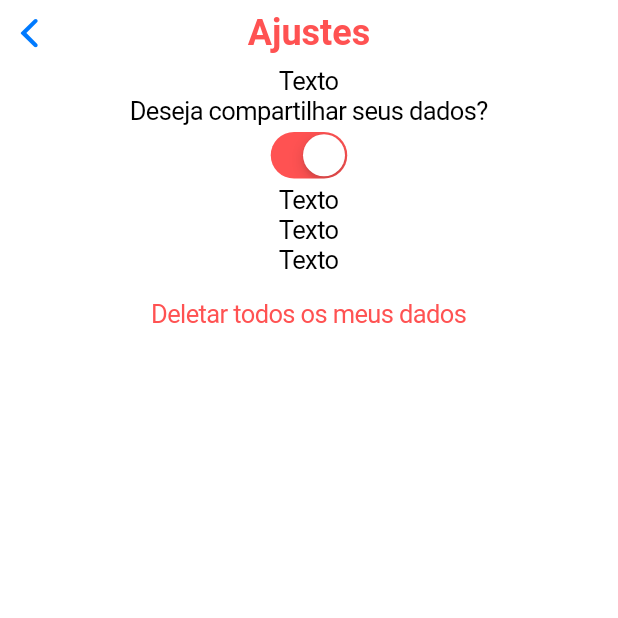
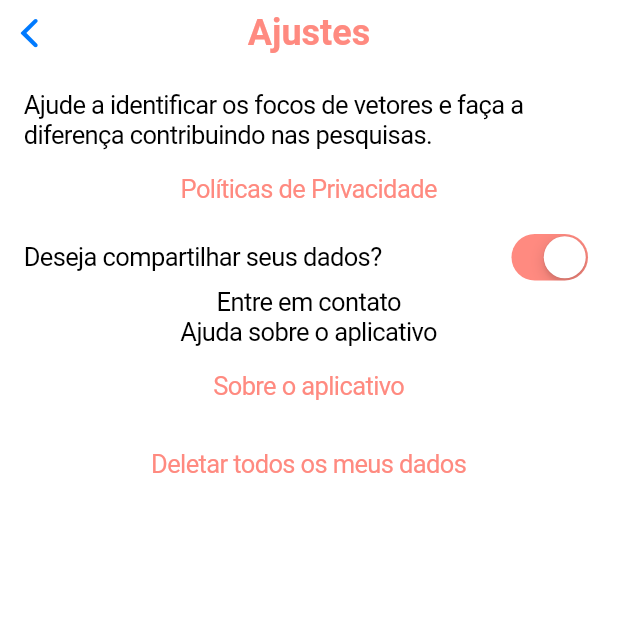
Before and after one commit to igorgoncalves/social-hack-mundlua, a Flutter app: the ConfigPage screen opened directly, on a phone screen of 412 x 824 dp, the top half of it. Run offline on Flutter 3.47's test engine with Material 2 defaults, Android fonts, the light colour scheme and no system bars; our stand-ins replace material_design_icons_flutter.

Commit message:
feat(UI): melhorias na UI

```diff
--- a/lib/main.dart
+++ b/lib/main.dart
@@ -18,10 +18,10 @@ class MyApp extends StatelessWidget {
       title: 'Vetores',
       color: Colors.redAccent,
       theme: CupertinoThemeData(
-        primaryColor: Colors.redAccent,
+        primaryColor: Colors.redAccent[100],
         textTheme: CupertinoTextThemeData(
           navTitleTextStyle: TextStyle(
-              color: Colors.redAccent,
+              color: Colors.redAccent[100],
               fontWeight: FontWeight.bold,
               fontSize: 24),
         ),
--- a/lib/pages/config_page.dart
+++ b/lib/pages/config_page.dart
@@ -1,6 +1,7 @@
 import 'package:flutter/cupertino.dart';
 import 'package:flutter/material.dart';
 import 'package:material_design_icons_flutter/material_design_icons_flutter.dart';
+import 'package:vetores/pages/about_page.dart';
 
 class ConfigPage extends StatefulWidget {
   @override
@@ -19,14 +20,29 @@ class _ConfigPageState extends State<ConfigPage> {
       ),
       child: SafeArea(
         child: Center(
+          child: Padding(
+            padding: const EdgeInsets.all(16.0),
             child: Column(
               children: <Widget>[
-              Text('Texto'),
                 Column(
                   children: <Widget>[
-                  Text('Deseja compartilhar seus dados?'),
+                    Text(
+                        'Ajude a identificar os focos de vetores e faça a diferença contribuindo nas pesquisas.'),
+                    CupertinoButton(
+                      child: Text(
+                        'Políticas de Privacidade',
+                      ),
+                      onPressed: () {},
+                    )
+                  ],
+                ),
+                Row(
+                  children: <Widget>[
+                    Expanded(
+                      child: Text('Deseja compartilhar seus dados?'),
+                    ),
                     CupertinoSwitch(
-                    activeColor: Colors.redAccent,
+                      activeColor: Colors.redAccent[100],
                       onChanged: (bool value) {
                         setState(
                           () {
@@ -38,9 +54,22 @@ class _ConfigPageState extends State<ConfigPage> {
                     ),
                   ],
                 ),
-              Text('Texto'),
-              Text('Texto'),
-              Text('Texto'),
+                Text('Entre em contato'),
+                Text('Ajuda sobre o aplicativo'),
+                CupertinoButton(
+                  child: Text('Sobre o aplicativo'),
+                  onPressed: () {
+                    print('AboutPage');
+                    Navigator.of(context).push(
+                      CupertinoPageRoute(
+                        title: 'Teste',
+                        builder: (context) {
+                          return AboutPage();
+                        },
+                      ),
+                    );
+                  },
+                ),
                 CupertinoButton(
                   child: Text('Deletar todos os meus dados'),
                   onPressed: () {
@@ -51,6 +80,7 @@ class _ConfigPageState extends State<ConfigPage> {
             ),
           ),
         ),
+      ),
     );
   }
 }
```
Also changed, not shown: lib/pages/about_page.dart (added, +29 -0 lines). Lines whose indentation alone changed are shown as unchanged.
